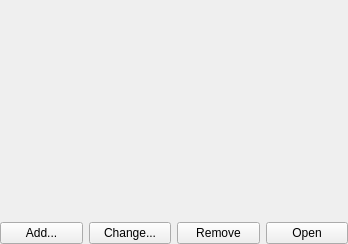
Old version of the form src/libs/ui/kptdocumentspanel.ui in the repository KDE/calligraplan.
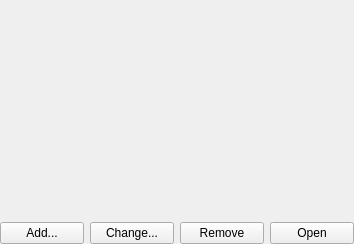
New version of the form. Icons and pictures are not drawn.

```diff
--- a/src/libs/ui/kptdocumentspanel.ui
+++ b/src/libs/ui/kptdocumentspanel.ui
@@ -1,11 +1,11 @@
 <ui version="4.0" >
  <class>KPlato::DocumentsPanel</class>
- <widget class="QWidget" name="KPlato::DocumentsPanel" >
-  <property name="geometry" >
+ <widget class="QWidget" name="KPlato::DocumentsPanel">
+  <property name="geometry">
    <rect>
     <x>0</x>
     <y>0</y>
-    <width>348</width>
+    <width>354</width>
     <height>244</height>
    </rect>
   </property>
```
Left out of the diff: 65 changed lines with no effect on the pictures.
